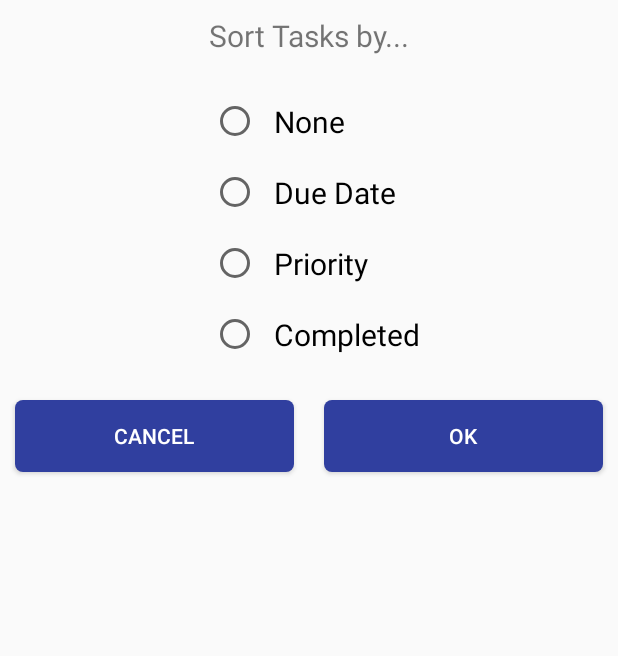
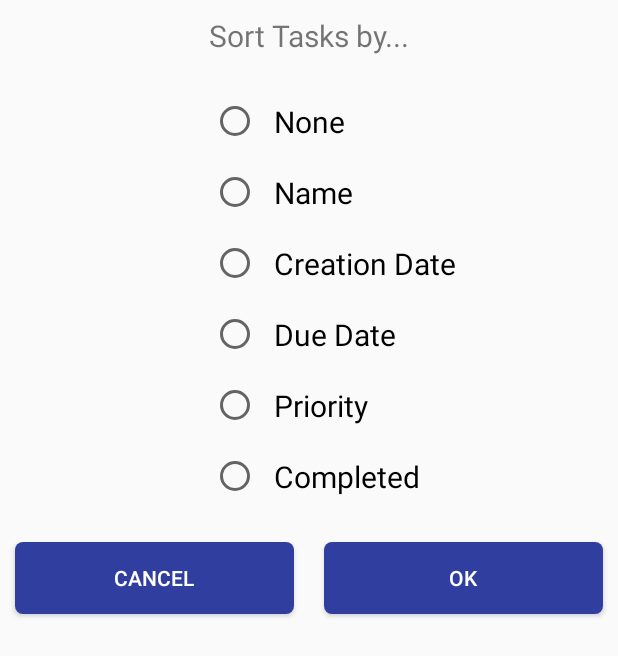
Before and after one commit to JaviMera/TodoList, an Android app: the layout sort_dialog.xml on its own in the app's theme, with its tools: preview values and no code run, on a phone screen of 412 x 824 dp. Shown: the top 656 px of the screen. Run offline under Robolectric (Android 15) with nearby library versions, the phone set to English and light mode, and no system bars.

Commit message:
Added sort options for name and creation date. Also modified the read tasks method from database object, to also take the order as a parameter.

```diff
--- a/app/src/main/java/todo/javier/mera/todolist/database/TodoListDataSource.java
+++ b/app/src/main/java/todo/javier/mera/todolist/database/TodoListDataSource.java
@@ -262,7 +262,7 @@ public class TodoListDataSource {
         return cursor.getLong(columnIndex);
     }
 
-    public List<Task> readTodoListTasks(String todoListId, String sortByColumn) {
+    public List<Task> readTodoListTasks(String todoListId, String sortByColumn, String order) {
         mDb = openReadable();
         List<Task> items = new LinkedList<>();
 
@@ -282,7 +282,7 @@ public class TodoListDataSource {
                 new String[]{String.valueOf(todoListId)},
                 null,
                 null,
-                sortByColumn + " DESC"
+                sortByColumn + " " + order
         );
 
         if(cursor.moveToFirst()) {
--- a/app/src/main/java/todo/javier/mera/todolist/fragments/FragmentTask.java
+++ b/app/src/main/java/todo/javier/mera/todolist/fragments/FragmentTask.java
@@ -238,13 +238,13 @@ public class FragmentTask extends FragmentRecycler<Task>
     }
 
     @Override
-    public void onSortSelected(String sortByColumn, int sortSelected) {
+    public void onSortSelected(int sortSelected, String sortByColumn, String order) {
 
         mSortSelected = sortSelected;
         setItemAnimator(new FadeInDownAnimator(new LinearOutSlowInInterpolator()));
 
         TodoListDataSource dataSource = new TodoListDataSource(mParent);
-        final List<Task> tasks = dataSource.readTodoListTasks(mTodoList.getId(), sortByColumn);
+        final List<Task> tasks = dataSource.readTodoListTasks(mTodoList.getId(), sortByColumn, order);
 
         final RecyclerAdapter adapter = (RecyclerAdapter) mRecyclerView.getAdapter();
         adapter.removeAll();
--- a/app/src/main/java/todo/javier/mera/todolist/fragments/dialogs/DialogSortListener.java
+++ b/app/src/main/java/todo/javier/mera/todolist/fragments/dialogs/DialogSortListener.java
@@ -6,5 +6,5 @@ package todo.javier.mera.todolist.fragments.dialogs;
 
 public interface DialogSortListener {
 
-    void onSortSelected(String sortByColumn, int id);
+    void onSortSelected(int id, String sortByColumn, String order);
 }
--- a/app/src/main/res/layout/sort_dialog.xml
+++ b/app/src/main/res/layout/sort_dialog.xml
@@ -35,6 +35,22 @@
                 android:layout_width="wrap_content"
                 android:layout_height="wrap_content"
                 android:text="@string/sort_none"
+                android:textSize="20sp"
+                android:padding="10dp"/>
+
+            <RadioButton
+                android:id="@+id/sortByName"
+                android:layout_width="wrap_content"
+                android:layout_height="wrap_content"
+                android:text="@string/sort_name"
+                android:textSize="20sp"
+                android:padding="10dp"/>
+
+            <RadioButton
+                android:id="@+id/sortByCreationDate"
+                android:layout_width="wrap_content"
+                android:layout_height="wrap_content"
+                android:text="@string/sort_creation_date"
                 android:textSize="20sp"
                 android:padding="10dp"/>
 
--- a/app/src/main/res/values-sw600dp/strings.xml
+++ b/app/src/main/res/values-sw600dp/strings.xml
@@ -5,4 +5,6 @@
     <string name="menu_delete_task">Delete task(s)</string>
     <string name="menu_sort_task">sort by</string>
     <string name="dialog_ok_text">OK</string>
+    <string name="sort_name">Name</string>
+    <string name="sort_creation_date">Creation Date</string>
 </resources>
--- a/app/src/main/res/values/strings.xml
+++ b/app/src/main/res/values/strings.xml
@@ -23,5 +23,7 @@
     <string name="sort_priority">Priority</string>
     <string name="sort_completed">Completed</string>
     <string name="dialog_ok_text">OK</string>
+    <string name="sort_name">Name</string>
+    <string name="sort_creation_date">Creation Date</string>
 
 </resources>
```
Also changed, not shown: app/src/main/java/todo/javier/mera/todolist/fragments/dialogs/DialogSort.java (+15 -1 lines).
